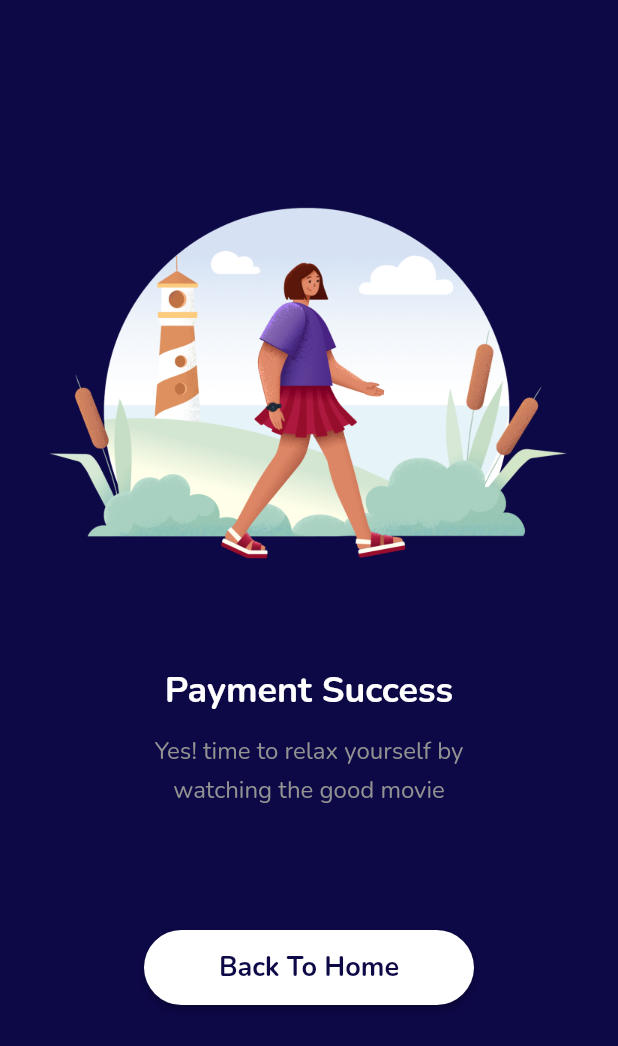
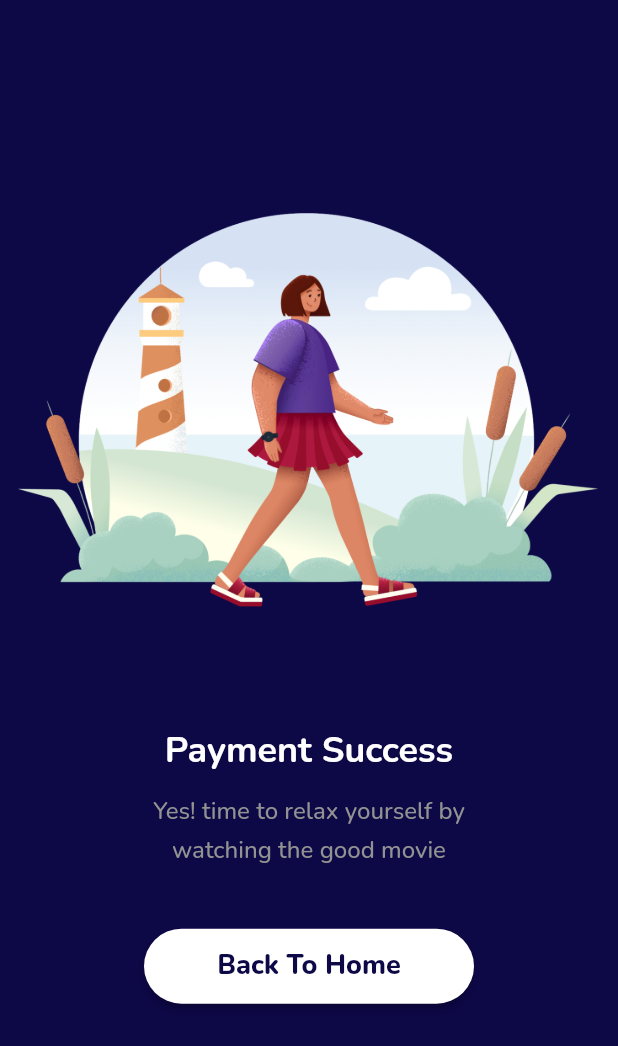
Before and after one commit to refinerydev/bwa-workshop-flutter, a Flutter app: the SuccessScreen screen opened directly, on a phone screen of 412 x 824 dp. Shown: the top 1046 px of the screen. Run offline on Flutter 3.47's test engine with Material 2 defaults, Android fonts, the light colour scheme and no system bars; our stand-ins replace google_fonts.

Commit message:
fix: success screen

```diff
--- a/lib/screen/success_screen.dart
+++ b/lib/screen/success_screen.dart
@@ -17,8 +17,6 @@ class SuccessScreen extends StatelessWidget {
                 ),
                 Image.asset(
                   'assets/image_success.png',
-                  width: 367,
-                  height: 327,
                 ),
                 SizedBox(
                   height: 7,
@@ -38,40 +36,34 @@ class SuccessScreen extends StatelessWidget {
                   textAlign: TextAlign.center,
                   style: greyTextStyle.copyWith(
                     fontSize: 16,
+                    fontWeight: medium,
                     height: 1.6,
                   ),
                 ),
-                SizedBox(
-                  height: 40,
-                ),
-                Align(
-                  child: Container(
+                Container(
                   width: 220,
                   height: 50,
                   margin: EdgeInsets.only(
-                      top: 41,
-                      bottom: 47,
+                    top: 40,
+                    bottom: 20,
                   ),
                   child: ElevatedButton(
+                    onPressed: () {},
                     style: ElevatedButton.styleFrom(
                       primary: whiteColor,
                       shape: RoundedRectangleBorder(
                         borderRadius: BorderRadius.circular(37),
                       ),
                     ),
-                      onPressed: () {
-
-                      },
                     child: Text(
                       'Back To Home',
                       style: blackTextStyle.copyWith(
                         fontSize: 18,
-                          fontWeight: bold,
+                        fontWeight: extraBold,
                       ),
                     ),
                   ),
                 ),
-                )
               ],
             ),
           ),
```
Also changed, not shown: lib/screen/detail_screen.dart (+14 -2 lines). Lines whose indentation alone changed are shown as unchanged.
